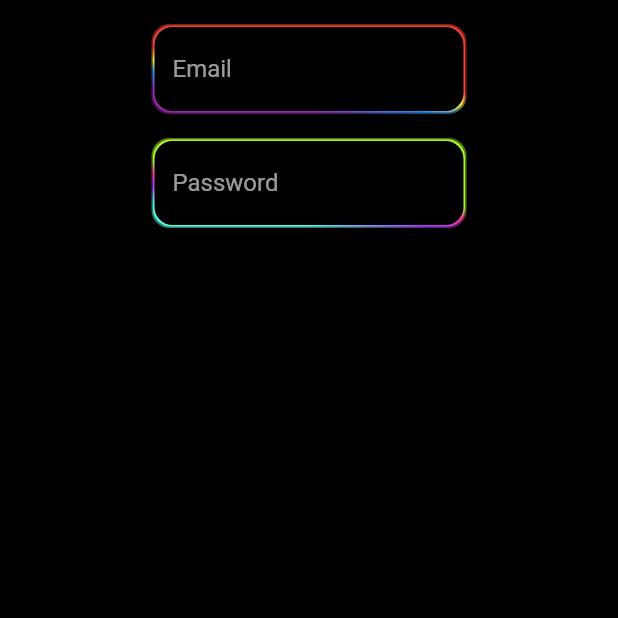
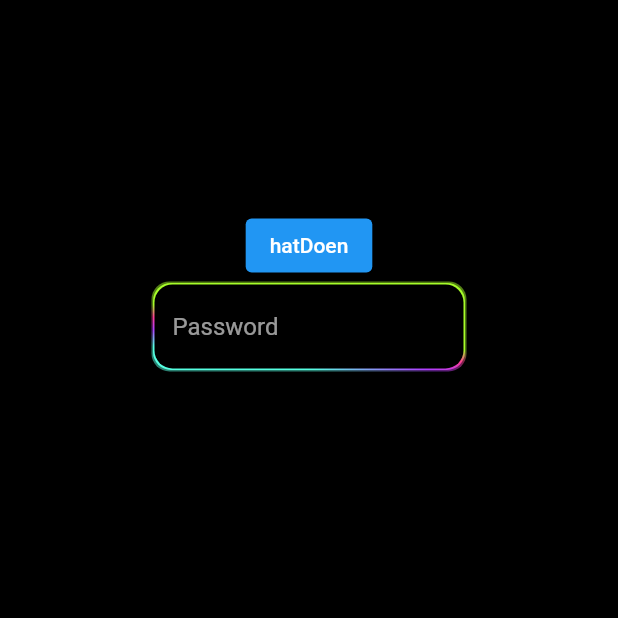
Before and after one commit to yeasin50/Rive_state_machine_example, a Flutter app: the screen it shows after launch, on a phone screen of 412 x 824 dp, the top half of it. Run offline on Flutter 3.47's test engine with Material 2 defaults, Android fonts, the light colour scheme and no system bars; our stand-ins replace flutter_riverpod, rive.

Commit message:
temp_checkAfter12Sep

```diff
--- a/lib/main.dart
+++ b/lib/main.dart
@@ -1,9 +1,10 @@
 import 'package:flutter/material.dart';
+import 'package:flutter_riverpod/flutter_riverpod.dart';
 
 import 'views/Login/login.view.dart';
 
 void main() {
-  runApp(MyApp());
+  runApp(ProviderScope(child: MyApp()));
 }
 
 class MyApp extends StatelessWidget {
--- a/lib/views/Login/login.view.dart
+++ b/lib/views/Login/login.view.dart
@@ -1,5 +1,7 @@
 import 'package:flutter/material.dart';
+import 'package:flutter_riverpod/flutter_riverpod.dart';
 
+import 'controllers/loginScreen.controller.emojiAnimation.dart';
 import 'widgets/login.widget.loginButton.dart';
 import 'widgets/login.widget.smileRive.dart';
 import 'widgets/login.widget.textField.dart';
@@ -28,31 +30,46 @@ class _LogInScreenState extends State<LogInScreen> {
       child: Scaffold(
         backgroundColor: Colors.black,
         body: LayoutBuilder(
-          builder: (context, constraints) => Column(
+          builder: (context, constraints) => Consumer(
+            builder: (context, watch, child) {
+              final animNotifier = watch(animControllNotifier);
+              return Column(
                 children: [
-              SmileRive(),
-
-              // AuthForm(),
-              CustomTextFiled(
-                controller: controllerEmail,
-                obsecure: false,
-                hintText: "Email",
-                borderWidth: 4,
-                size: Size(constraints.maxWidth * .5, kToolbarHeight),
+                  SizedBox(
+                    height: constraints.maxWidth * .3,
+                    child: SmileRive(),
                   ),
+                  // CustomTextFiled(
+                  //   controller: controllerEmail,
+                  //   obsecure: false,
+                  //   hintText: "Email",
+                  //   borderWidth: 4,
+                  //   size: Size(constraints.maxWidth * .5, kToolbarHeight),
+                  // ),
                   SizedBox(height: 16),
-              CustomTextFiled(
+                  ElevatedButton(
+                      onPressed: () {
+                        context.read(animControllNotifier).blinkEye(12);
+                      },
+                      child: Text("hatDoen")),
+                  FocusScope(
+                    onFocusChange: (value) {
+                      animNotifier.hatDown(true);
+                    },
+                    child: CustomTextFiled(
                       controller: controllerPassword,
                       obsecure: true,
                       hintText: "Password",
                       borderWidth: 4,
                       size: Size(constraints.maxWidth * .5, kToolbarHeight),
                     ),
-
+                  ),
                   LoginButton(
                     onTap: () {},
                   ),
                 ],
+              );
+            },
           ),
         ),
       ),
--- a/lib/views/Login/widgets/login.widget.smileRive.dart
+++ b/lib/views/Login/widgets/login.widget.smileRive.dart
@@ -1,6 +1,7 @@
 import 'package:flutter/material.dart';
 import 'package:flutter/services.dart';
 import 'package:rive/rive.dart';
+import 'package:flutter_riverpod/flutter_riverpod.dart';
 
 import 'package:state_machine_rive/views/Login/controllers/loginScreen.controller.emojiAnimation.dart';
 
@@ -30,7 +31,10 @@ class _SmileRiveState extends State<SmileRive> {
   @override
   void initState() {
     super.initState();
+    _loadAnim();
+  }
 
+  _loadAnim() async {
     rootBundle.load("rives/smile_face.riv").then((value) async {
       RiveFile file = RiveFile.import(value);
 
@@ -40,9 +44,10 @@ class _SmileRiveState extends State<SmileRive> {
           StateMachineController.fromArtboard(artboard, "anim_controller");
 
       if (animationState != null) {
-        EmojiAnimationController(animationState);
+        context
+            .read(animControllNotifier)
+            .initInputs(controller: animationState!);
       }
-
       setState(() {
         _riveArtboard = artboard;
       });
@@ -57,11 +62,14 @@ class _SmileRiveState extends State<SmileRive> {
 
   @override
   Widget build(BuildContext context) {
-    return _riveArtboard == null
-        ? Text("Unalble to find rive")
-        : Rive(
-            artboard: _riveArtboard!,
-          );
+    return Consumer(builder: (context, watch, child) {
+      watch(animControllNotifier);
+      return _riveArtboard == null
+          ? Text("Unalble to find rive")
+          : Rive(
+              artboard: _riveArtboard!,
+            );
+    });
 
     // FocusScope(
     //   onFocusChange: (value) {
```
Also changed, not shown: lib/views/Login/controllers/loginScreen.controller.emojiAnimation.dart (+35 -15 lines). Lines whose indentation alone changed are shown as unchanged.
